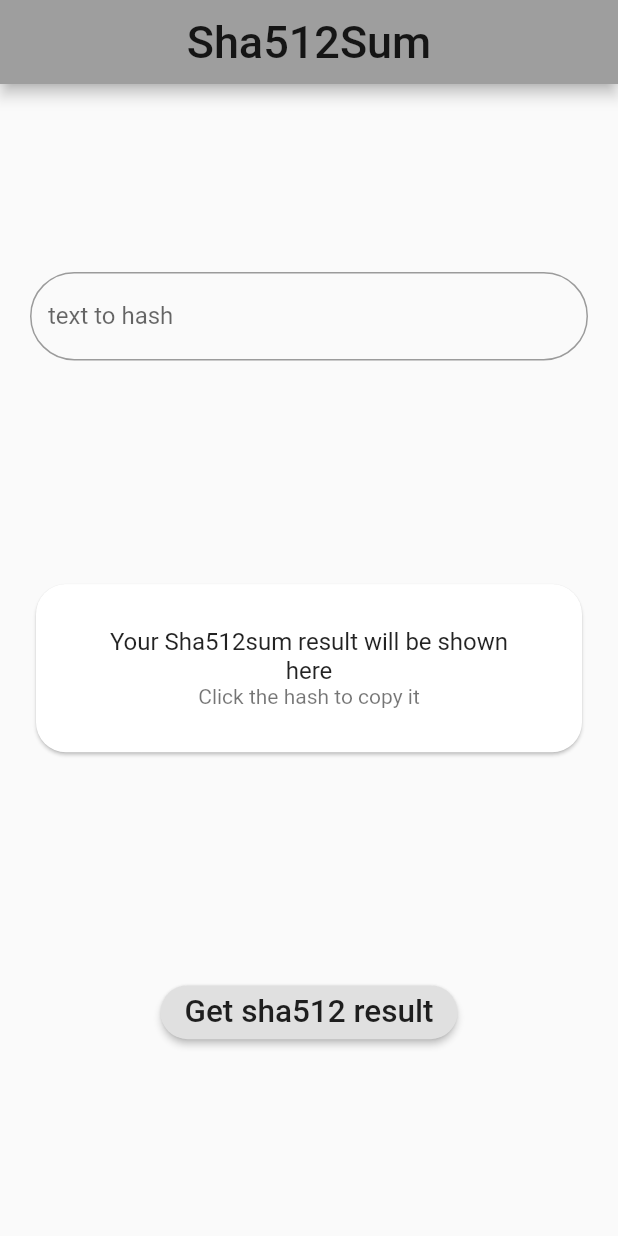
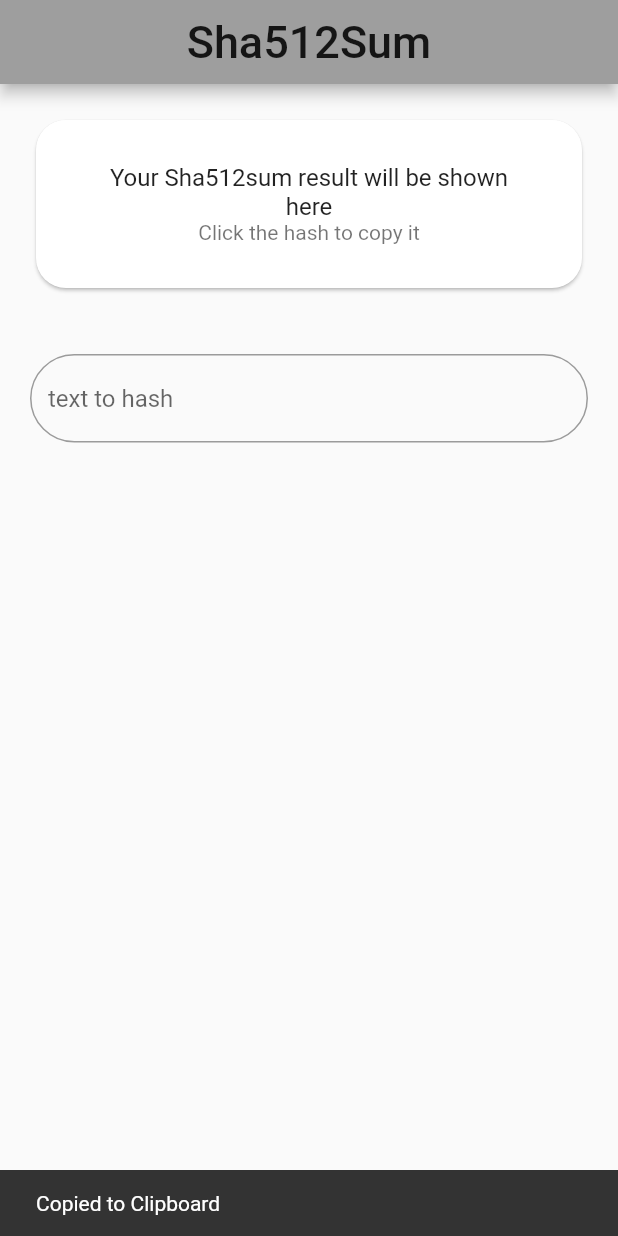
Before and after one commit to asimos-bot/sha512sum, a Flutter app: the screen it shows after launch, after a tap on "Your Sha512sum result will be shown here", on a phone screen of 412 x 824 dp. Run offline on Flutter 3.47's test engine with Material 2 defaults, Android fonts, the phone set to English and light mode, and no system bars.

Commit message:
add copy feedback and hash is computed at every type

```diff
--- a/lib/controller.dart
+++ /dev/null
@@ -1,22 +0,0 @@
-import 'package:flutter/material.dart';
-import 'package:crypto/crypto.dart';
-import 'dart:convert';
-
-class Hasher {
-
-  TextEditingController _controller = TextEditingController();
-
-  String hash="Your Sha512sum result will be shown here";
-
-  //update saved hash value
-  String updateHash() => hash = sha512.convert(utf8.encode(_controller.text)).toString();
-
-  //get hash from current _controller text
-  String getHash() => hash != ""? hash : "Your Sha512Sum result will be shown here";
-
-  //get controller object
-  TextEditingController getController() => _controller;
-
-  //dispose controller
-  void dispose() => _controller.dispose();
-}
--- a/lib/main.dart
+++ b/lib/main.dart
@@ -29,7 +29,19 @@ class MyApp extends StatelessWidget {
         // is not restarted.
         primarySwatch: Colors.grey,
       ),
-      home: Panel('Sha512Sum')
+      home: Scaffold(
+        resizeToAvoidBottomInset: true,
+        appBar: AppBar(
+          title: Center(
+            child: Text(
+              'Sha512Sum',
+              textScaleFactor: 1.5,
+              textAlign: TextAlign.center
+            )
+          )
+        ),
+        body: Panel()
+      )
     );
   }
 }
--- a/lib/panel.dart
+++ b/lib/panel.dart
@@ -1,66 +1,43 @@
 import 'package:flutter/material.dart';
 import 'package:flutter/services.dart';
-
-import 'controller.dart';
+import 'package:crypto/crypto.dart';
+import 'dart:convert';
 
 class Panel extends StatefulWidget {
 
-  final navbarTitle;
-
-  Panel(this.navbarTitle);
-
   @override
-  createState() => PanelState(navbarTitle);
+  createState() => PanelState();
 }
 
 class PanelState extends State<Panel> {
 
-  final navbarTitle;
-  final hasher = Hasher();
+  final _controller = TextEditingController();
 
-  PanelState(this.navbarTitle);
+  String hash="Your Sha512sum result will be shown here";
 
-  void dispose(){
+  //update saved hash value
+  void updateHash() => setState(() => hash = sha512.convert(utf8.encode(_controller.text)).toString());
 
-    hasher.dispose();
+  //add Listener that will update the hash everytime we type
+  void initState() {
 
+    _controller.addListener(updateHash);
+    super.initState();
+  }
+  //dispose controller
+  void dispose() {
+
+    _controller.dispose();
     super.dispose();
   }
 
   @override
   Widget build(BuildContext context){
 
-    return Scaffold(
-      resizeToAvoidBottomInset: false,
-      appBar: AppBar(
-        title: Center(
-          child: Text(
-            navbarTitle,
-            textScaleFactor: 1.5,
-            textAlign: TextAlign.center
-          )
-        )
-      ),
-      body: Center(
-        child: Column(
-          mainAxisAlignment: MainAxisAlignment.spaceEvenly,
+    return Center(
+        child: ListView(
           children: <Widget>[
 
-            //where we put the content to be hashed
-            Padding(
-              padding: EdgeInsets.all(20.0),
-              child: TextField(
-                controller: hasher.getController(),
-                decoration: InputDecoration(
-                  border: OutlineInputBorder(
-                    borderRadius: BorderRadius.all(
-                      Radius.circular(30)
-                    )
-                  ),
-                  hintText: 'text to hash'
-                )
-              )
-            ),
             //display the hash
             Padding(
               padding: EdgeInsets.all(20.0),
@@ -72,10 +49,20 @@ class PanelState extends State<Panel> {
                   padding: EdgeInsets.all(20.0),
                   child: Container(
                     child: InkWell(
-                      onTap: () => Clipboard.setData(ClipboardData(text: hasher.getHash())),
+                      onTap: () => Clipboard.setData(ClipboardData(text: hash)).then((result){
+                        Scaffold.of(context).showSnackBar(SnackBar(
+                          content: Text('Copied to Clipboard'),
+                          duration: Duration(seconds: 3),
+                        ));
+                      }).catchError((error) {
+                        Scaffold.of(context).showSnackBar(SnackBar(
+                          content: Text('Error: Couldn\'t copy to Clipboard'),
+                          duration: Duration(seconds: 3),
+                        ));
+                      }),
                       child: ListTile(
                         title: Text(
-                          hasher.getHash(),
+                          hash,
                           textAlign: TextAlign.center,
                         ),
                         subtitle: Text(
@@ -89,26 +76,25 @@ class PanelState extends State<Panel> {
               )
             ),
 
-            //main button, when pressed the hash is displayed below
+            //where we put the content to be hashed
             Padding(
                 padding: EdgeInsets.all(20.0),
-                child:RaisedButton(
-                    shape: RoundedRectangleBorder(
-                        borderRadius: BorderRadius.circular(20.0)
-                    ),
-                    onPressed: () => setState(() {
-                      hasher.updateHash();
-                    }),
-                    child: Text(
-                      'Get sha512 result',
-                      textScaleFactor: 1.5,
+                child: TextField(
+                    controller: _controller,
+                    decoration: InputDecoration(
+                        border: OutlineInputBorder(
+                            borderRadius: BorderRadius.all(
+                                Radius.circular(30)
+                            )
+                        ),
+                        hintText: 'text to hash'
                     )
                 )
             )
 
           ],
+
         )
-      )
     );
   }
 }
```
